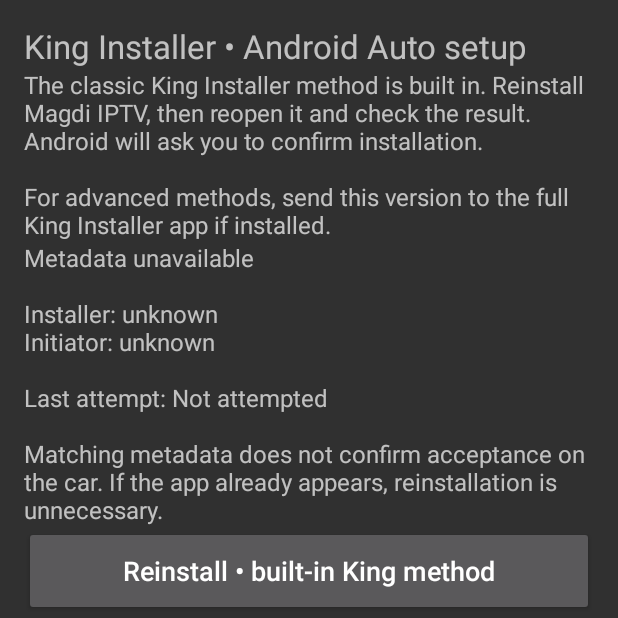
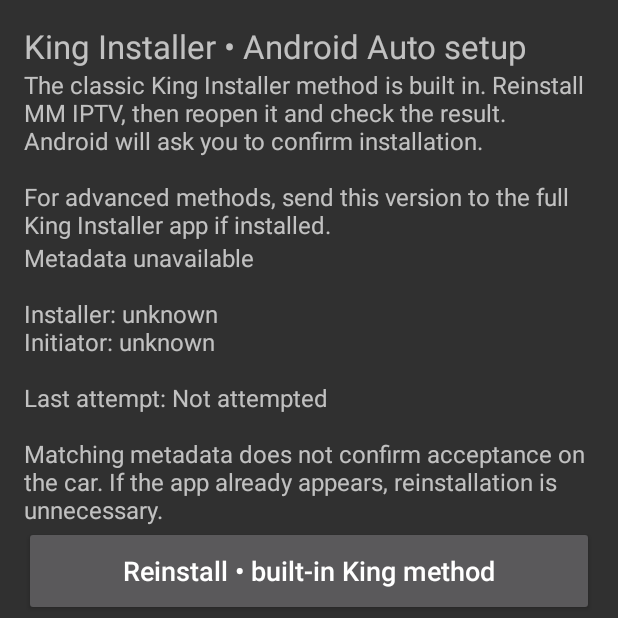
Before and after one commit to moustafamagdi/MagdiIPTV, an Android app: the InstallSetupActivity screen opened directly, with no data from a screen before it, after a tap on "Export log", on a phone screen of 412 x 824 dp, the top half of it. Run offline under Robolectric (Android 15) with nearby library versions, the phone set to English and light mode, and no system bars.

Commit message:
Introduce MM app name and distinguish launcher icons

```diff
--- a/app/build.gradle
+++ b/app/build.gradle
@@ -4,7 +4,7 @@ android {
  namespace 'com.magdi.iptv'
  compileSdk 36
  buildToolsVersion '36.0.0'
- defaultConfig { applicationId 'com.magdi.iptv'; minSdk 30; targetSdk 36; versionCode 7; versionName '0.1.6-audio-icon' }
+ defaultConfig { applicationId 'com.magdi.iptv'; minSdk 30; targetSdk 36; versionCode 8; versionName '0.1.7' }
  signingConfigs { personal { storeFile rootProject.file('.private/signing/magdi-release.p12'); storePassword System.getenv('MAGDI_STORE_PASSWORD'); keyAlias 'magdi-mirror'; keyPassword System.getenv('MAGDI_STORE_PASSWORD') } }
  buildTypes { release { if(hasPersonalSigning) signingConfig signingConfigs.personal }; debug { if(hasPersonalSigning) signingConfig signingConfigs.personal } }
  testOptions { unitTests.includeAndroidResources = true }
--- a/app/src/main/AndroidManifest.xml
+++ b/app/src/main/AndroidManifest.xml
@@ -8,12 +8,12 @@
  <uses-permission android:name="android.permission.READ_EXTERNAL_STORAGE" tools:node="remove"/>
  <uses-permission android:name="android.permission.READ_PHONE_STATE" tools:node="remove"/>
  <queries><package android:name="com.google.android.projection.gearhead"/><package android:name="com.example.kinginstaller"/><intent><action android:name="android.intent.action.INSTALL_PACKAGE"/><data android:mimeType="application/vnd.android.package-archive"/></intent></queries>
- <application tools:ignore="MissingIntentFilterForMediaSearch" android:name=".Diagnostics" android:label="Magdi IPTV" android:icon="@drawable/ic_iptv" android:theme="@android:style/Theme.Material.NoActionBar" android:allowBackup="false" android:usesCleartextTraffic="true" android:hardwareAccelerated="true" android:enableOnBackInvokedCallback="false">
+ <application tools:ignore="MissingIntentFilterForMediaSearch" android:name=".Diagnostics" android:label="MM IPTV" android:icon="@drawable/ic_iptv" android:theme="@android:style/Theme.Material.NoActionBar" android:allowBackup="false" android:usesCleartextTraffic="true" android:hardwareAccelerated="true" android:enableOnBackInvokedCallback="false">
   <activity android:name=".MainActivity" android:exported="true" android:configChanges="orientation|screenSize|keyboardHidden"><intent-filter><action android:name="android.intent.action.MAIN"/><category android:name="android.intent.category.LAUNCHER"/></intent-filter></activity>
   <activity android:name=".InstallSetupActivity" android:exported="false"/>
   <receiver android:name=".InstallResultReceiver" android:exported="false"><intent-filter><action android:name="android.intent.action.MY_PACKAGE_REPLACED"/></intent-filter></receiver>
   <service android:name=".PlaybackService" android:exported="false" android:foregroundServiceType="mediaPlayback"/>
-  <service android:name=".MediaCardService" android:icon="@drawable/ic_iptv_audio" android:exported="true" android:label="Magdi IPTV Audio"><intent-filter><action android:name="android.media.browse.MediaBrowserService"/></intent-filter></service>
+  <service android:name=".MediaCardService" android:icon="@drawable/ic_iptv_audio" android:exported="true" android:label="MM IPTV Audio"><intent-filter><action android:name="android.media.browse.MediaBrowserService"/></intent-filter></service>
   <service android:name=".IptvCarService" android:exported="true"><intent-filter><action android:name="android.intent.action.MAIN"/><category android:name="com.google.android.gms.car.category.CATEGORY_PROJECTION"/><category android:name="com.google.android.gms.car.category.CATEGORY_PROJECTION_OEM"/></intent-filter></service>
   <meta-data android:name="com.google.android.gms.car.application" android:resource="@xml/automotive_app_desc"/>
   <provider android:name="android.support.v4.content.FileProvider" android:authorities="${applicationId}.reports" android:exported="false" android:grantUriPermissions="true"><meta-data android:name="android.support.FILE_PROVIDER_PATHS" android:resource="@xml/report_paths"/></provider>
--- a/app/src/main/java/com/magdi/iptv/Diagnostics.java
+++ b/app/src/main/java/com/magdi/iptv/Diagnostics.java
@@ -15,7 +15,7 @@ public final class Diagnostics extends Application {
  // Both actions use the same bounded report, including device and installation details.
  // Keep the clipboard payload comfortably below Android's Binder transaction limit.
  static String report() throws IOException {
-  String header="Magdi IPTV "+version(app.getPackageName())+"\nDevice: "+Build.MANUFACTURER+" "+Build.MODEL+"\nAndroid: "+Build.VERSION.RELEASE+" API "+Build.VERSION.SDK_INT+"\nSecurity patch: "+Build.VERSION.SECURITY_PATCH+"\nAndroid Auto: "+version("com.google.android.projection.gearhead")+"\nWebView: "+(android.webkit.WebView.getCurrentWebViewPackage()==null?"unknown":android.webkit.WebView.getCurrentWebViewPackage().versionName)+"\nLanguage: "+Locale.getDefault().toLanguageTag()+"\n"+InstallSetup.report(app)+"App-only diagnostic events; not Android Auto/system logcat. Video samples are page observations, not proof of audible sound. Blocked navigation logs include scheme and hostname only. No full URLs, titles, cookies or credentials recorded.\n\n";
+  String header="MM IPTV "+version(app.getPackageName())+"\nDevice: "+Build.MANUFACTURER+" "+Build.MODEL+"\nAndroid: "+Build.VERSION.RELEASE+" API "+Build.VERSION.SDK_INT+"\nSecurity patch: "+Build.VERSION.SECURITY_PATCH+"\nAndroid Auto: "+version("com.google.android.projection.gearhead")+"\nWebView: "+(android.webkit.WebView.getCurrentWebViewPackage()==null?"unknown":android.webkit.WebView.getCurrentWebViewPackage().versionName)+"\nLanguage: "+Locale.getDefault().toLanguageTag()+"\n"+InstallSetup.report(app)+"App-only diagnostic events; not Android Auto/system logcat. Video samples are page observations, not proof of audible sound. Blocked navigation logs include scheme and hostname only. No full URLs, titles, cookies or credentials recorded.\n\n";
   StringBuilder events=new StringBuilder();
   for(String name:new String[]{"diagnostics.previous.txt","diagnostics.txt"}){
    File file=new File(app.getFilesDir(),name);
@@ -35,8 +35,8 @@ public final class Diagnostics extends Application {
    activity.runOnUiThread(()->{
     if(activity.isFinishing()||activity.isDestroyed())return;
     try{
-     if(copy){ClipboardManager clipboard=(ClipboardManager)activity.getSystemService(Context.CLIPBOARD_SERVICE);if(clipboard==null)throw new IllegalStateException();clipboard.setPrimaryClip(ClipData.newPlainText("Magdi IPTV diagnostics",text));toast(activity,ar?"تم نسخ سجل التشخيص":"Diagnostics copied");}
-     else{android.net.Uri uri=android.support.v4.content.FileProvider.getUriForFile(activity,activity.getPackageName()+".reports",file);Intent share=new Intent(Intent.ACTION_SEND).setType("text/plain").putExtra(Intent.EXTRA_STREAM,uri).addFlags(Intent.FLAG_GRANT_READ_URI_PERMISSION);share.setClipData(ClipData.newRawUri("Diagnostics",uri));activity.startActivity(Intent.createChooser(share,ar?"تصدير سجل التشخيص":"Magdi IPTV diagnostics"));}
+     if(copy){ClipboardManager clipboard=(ClipboardManager)activity.getSystemService(Context.CLIPBOARD_SERVICE);if(clipboard==null)throw new IllegalStateException();clipboard.setPrimaryClip(ClipData.newPlainText("MM IPTV diagnostics",text));toast(activity,ar?"تم نسخ سجل التشخيص":"Diagnostics copied");}
+     else{android.net.Uri uri=android.support.v4.content.FileProvider.getUriForFile(activity,activity.getPackageName()+".reports",file);Intent share=new Intent(Intent.ACTION_SEND).setType("text/plain").putExtra(Intent.EXTRA_STREAM,uri).addFlags(Intent.FLAG_GRANT_READ_URI_PERMISSION);share.setClipData(ClipData.newRawUri("Diagnostics",uri));activity.startActivity(Intent.createChooser(share,ar?"تصدير سجل التشخيص":"MM IPTV diagnostics"));}
     }catch(RuntimeException e){toast(activity,copy?(ar?"تعذّر النسخ. جرّب تصدير السجل.":"Copy failed. Try exporting the log."):(ar?"تعذّر تصدير السجل. حاول مجددًا.":"Export failed. Please retry."));}
    });
   }catch(Exception e){activity.runOnUiThread(()->{if(!activity.isFinishing()&&!activity.isDestroyed())toast(activity,ar?"تعذّر تجهيز السجل. حاول مجددًا.":"Unable to prepare diagnostics. Please retry.");});}});
--- a/app/src/main/java/com/magdi/iptv/InstallSetup.java
+++ b/app/src/main/java/com/magdi/iptv/InstallSetup.java
@@ -51,8 +51,8 @@ final class InstallSetup {
    default:return ar?"تعذّر بدء التثبيت؛ صدّر اللوج":"Unable to start installation; export the log";
   }
  }
- static Intent intent(Uri uri){Intent i=new Intent(Intent.ACTION_INSTALL_PACKAGE).setDataAndType(uri,"application/vnd.android.package-archive").addFlags(Intent.FLAG_GRANT_READ_URI_PERMISSION).putExtra(Intent.EXTRA_INSTALLER_PACKAGE_NAME,"com.android.vending").putExtra(Intent.EXTRA_NOT_UNKNOWN_SOURCE,true).putExtra("installerPackageName","com.android.vending").putExtra("android.intent.extra.INSTALL_REASON",1).putExtra(Intent.EXTRA_RETURN_RESULT,true);i.setClipData(ClipData.newRawUri("Magdi IPTV APK",uri));return i;}
- static Intent kingIntent(Uri uri){Intent i=new Intent(Intent.ACTION_SEND).setPackage(KING_PACKAGE).setType("application/vnd.android.package-archive").putExtra(Intent.EXTRA_STREAM,uri).addFlags(Intent.FLAG_GRANT_READ_URI_PERMISSION);i.setClipData(ClipData.newRawUri("Magdi IPTV APK",uri));return i;}
+ static Intent intent(Uri uri){Intent i=new Intent(Intent.ACTION_INSTALL_PACKAGE).setDataAndType(uri,"application/vnd.android.package-archive").addFlags(Intent.FLAG_GRANT_READ_URI_PERMISSION).putExtra(Intent.EXTRA_INSTALLER_PACKAGE_NAME,"com.android.vending").putExtra(Intent.EXTRA_NOT_UNKNOWN_SOURCE,true).putExtra("installerPackageName","com.android.vending").putExtra("android.intent.extra.INSTALL_REASON",1).putExtra(Intent.EXTRA_RETURN_RESULT,true);i.setClipData(ClipData.newRawUri("MM IPTV APK",uri));return i;}
+ static Intent kingIntent(Uri uri){Intent i=new Intent(Intent.ACTION_SEND).setPackage(KING_PACKAGE).setType("application/vnd.android.package-archive").putExtra(Intent.EXTRA_STREAM,uri).addFlags(Intent.FLAG_GRANT_READ_URI_PERMISSION);i.setClipData(ClipData.newRawUri("MM IPTV APK",uri));return i;}
  static boolean kingAvailable(Context c){return c.getPackageManager().resolveActivity(kingIntent(Uri.parse("content://"+c.getPackageName()+".reports/installer/Magdi-IPTV.apk")),PackageManager.MATCH_DEFAULT_ONLY)!=null;}
  static ComponentName systemInstaller(Context c,Intent intent){
   PackageManager pm=c.getPackageManager();ResolveInfo preferred=pm.resolveActivity(intent,PackageManager.MATCH_DEFAULT_ONLY);
--- a/app/src/main/java/com/magdi/iptv/InstallSetupActivity.java
+++ b/app/src/main/java/com/magdi/iptv/InstallSetupActivity.java
@@ -16,7 +16,7 @@ public final class InstallSetupActivity extends Activity {
   panel.setOnApplyWindowInsetsListener((v,insets)->{android.graphics.Insets bars=insets.getInsets(android.view.WindowInsets.Type.systemBars());v.setPadding(pad+bars.left,pad+bars.top,pad+bars.right,pad+bars.bottom);return insets;});
   ScrollView scroll=new ScrollView(this);scroll.addView(panel);setContentView(scroll);
   TextView title=new TextView(this);title.setText(ar?"King Installer • إعداد Android Auto":"King Installer • Android Auto setup");title.setTextSize(22);panel.addView(title);
-  TextView help=new TextView(this);help.setText(ar?"طريقة King Installer الكلاسيكية مدمجة هنا. أعد تثبيت Magdi IPTV، ثم افتحه وافحص النتيجة. ستحتاج موافقة نافذة تثبيت أندرويد.\n\nللطرق المتقدمة يمكنك إرسال نفس النسخة إلى تطبيق King Installer الكامل، إذا كان مثبتًا.":"The classic King Installer method is built in. Reinstall Magdi IPTV, then reopen it and check the result. Android will ask you to confirm installation.\n\nFor advanced methods, send this version to the full King Installer app if installed.");help.setTextSize(16);panel.addView(help);
+  TextView help=new TextView(this);help.setText(ar?"طريقة King Installer الكلاسيكية مدمجة هنا. أعد تثبيت MM IPTV، ثم افتحه وافحص النتيجة. ستحتاج موافقة نافذة تثبيت أندرويد.\n\nللطرق المتقدمة يمكنك إرسال نفس النسخة إلى تطبيق King Installer الكامل، إذا كان مثبتًا.":"The classic King Installer method is built in. Reinstall MM IPTV, then reopen it and check the result. Android will ask you to confirm installation.\n\nFor advanced methods, send this version to the full King Installer app if installed.");help.setTextSize(16);panel.addView(help);
   status=new TextView(this);status.setTextSize(16);panel.addView(status);
   install=action(panel,ar?"إعادة التثبيت • King المدمج":"Reinstall • built-in King method",()->prepare(false));
   king=action(panel,"King Installer",()->{if(InstallSetup.kingAvailable(this)){new android.app.AlertDialog.Builder(this).setMessage(ar?"سيُرسل ملف التطبيق الحالي إلى King Installer. إذا كانت نسختك شخصية، فالملف يتضمن إعداد حسابك الأول.":"Send the current APK to King Installer. A personal APK includes its first-run account settings.").setNegativeButton(ar?"إلغاء":"Cancel",null).setPositiveButton(ar?"متابعة":"Continue",(d,w)->prepare(true)).show();}else{try{startActivity(new Intent(Intent.ACTION_VIEW,Uri.parse(InstallSetup.KING_RELEASES)));}catch(RuntimeException e){fail(e);}}});
@@ -32,7 +32,7 @@ public final class InstallSetupActivity extends Activity {
   if(busy)return;
   if(!useKing&&!getPackageManager().canRequestPackageInstalls()){
    Diagnostics.event("Install setup: waiting for user to allow installs from this app");
-   Toast.makeText(this,ar?"اسمح بالتثبيت من Magdi IPTV ثم ارجع واضغط إعادة تثبيت":"Allow installs from Magdi IPTV, then return and tap Reinstall",Toast.LENGTH_LONG).show();
+   Toast.makeText(this,ar?"اسمح بالتثبيت من MM IPTV ثم ارجع واضغط إعادة تثبيت":"Allow installs from MM IPTV, then return and tap Reinstall",Toast.LENGTH_LONG).show();
    try{startActivity(new Intent(Settings.ACTION_MANAGE_UNKNOWN_APP_SOURCES,Uri.parse("package:"+getPackageName())));}catch(RuntimeException e){fail(e);}return;
   }
   busy=true;install.setEnabled(false);king.setEnabled(false);
--- a/app/src/main/java/com/magdi/iptv/MediaCardService.java
+++ b/app/src/main/java/com/magdi/iptv/MediaCardService.java
@@ -56,12 +56,12 @@ public final class MediaCardService extends MediaBrowserServiceCompat {
  }
  @Override public void onLoadChildren(String parent,Result<List<MediaBrowserCompat.MediaItem>> result){
   if(!ROOT.equals(parent)){result.sendResult(Collections.emptyList());return;}
-  MediaDescriptionCompat description=new MediaDescriptionCompat.Builder().setMediaId(CURRENT).setTitle(ar()?"صوت الفيديو الحالي":"Current video audio").setSubtitle(available?(ar()?"تشغيل وإيقاف مؤقت":"Play and pause"):(ar()?"افتح Magdi IPTV واختر فيديو أولًا":"Open Magdi IPTV and choose a video first")).build();
+  MediaDescriptionCompat description=new MediaDescriptionCompat.Builder().setMediaId(CURRENT).setTitle(ar()?"صوت الفيديو الحالي":"Current video audio").setSubtitle(available?(ar()?"تشغيل وإيقاف مؤقت":"Play and pause"):(ar()?"افتح MM IPTV واختر فيديو أولًا":"Open MM IPTV and choose a video first")).build();
   result.sendResult(Collections.singletonList(new MediaBrowserCompat.MediaItem(description,available?MediaBrowserCompat.MediaItem.FLAG_PLAYABLE:0)));
  }
  private void publish(){
   if(session==null)return;State state=observations.get(selected.get());boolean now=state!=null&&state.ready;
-  if(!metadataPublished||now!=available){metadataPublished=true;session.setMetadata(new MediaMetadataCompat.Builder().putString(MediaMetadataCompat.METADATA_KEY_MEDIA_ID,CURRENT).putString(MediaMetadataCompat.METADATA_KEY_TITLE,"Magdi IPTV").putString(MediaMetadataCompat.METADATA_KEY_ARTIST,now?(ar()?"صوت الفيديو الحالي":"Current video audio"):(ar()?"اختر فيديو في Magdi IPTV أولًا":"Choose a video in Magdi IPTV first")).build());}
+  if(!metadataPublished||now!=available){metadataPublished=true;session.setMetadata(new MediaMetadataCompat.Builder().putString(MediaMetadataCompat.METADATA_KEY_MEDIA_ID,CURRENT).putString(MediaMetadataCompat.METADATA_KEY_TITLE,"MM IPTV").putString(MediaMetadataCompat.METADATA_KEY_ARTIST,now?(ar()?"صوت الفيديو الحالي":"Current video audio"):(ar()?"اختر فيديو في MM IPTV أولًا":"Choose a video in MM IPTV first")).build());}
   long actions=now?PlaybackStateCompat.ACTION_PLAY|PlaybackStateCompat.ACTION_PAUSE|PlaybackStateCompat.ACTION_PLAY_PAUSE|PlaybackStateCompat.ACTION_PLAY_FROM_MEDIA_ID:0;
   session.setPlaybackState(new PlaybackStateCompat.Builder().setActions(actions).setState(!now?PlaybackStateCompat.STATE_NONE:state.playing?PlaybackStateCompat.STATE_PLAYING:PlaybackStateCompat.STATE_PAUSED,now?state.position:0,now&&state.playing?1f:0f).build());
   if(now!=available){available=now;notifyChildrenChanged(ROOT);}
--- a/app/src/main/java/com/magdi/iptv/PlaybackService.java
+++ b/app/src/main/java/com/magdi/iptv/PlaybackService.java
@@ -25,10 +25,10 @@ public final class PlaybackService extends Service {
  public int onStartCommand(Intent intent,int flags,int id){
   boolean ar=getResources().getConfiguration().getLocales().get(0).getLanguage().equals("ar");
   NotificationManager manager=getSystemService(NotificationManager.class);
-  manager.createNotificationChannel(new NotificationChannel("playback","Magdi IPTV playback",NotificationManager.IMPORTANCE_LOW));
+  manager.createNotificationChannel(new NotificationChannel("playback","MM IPTV playback",NotificationManager.IMPORTANCE_LOW));
   PendingIntent open=PendingIntent.getActivity(this,0,new Intent(this,MainActivity.class),PendingIntent.FLAG_IMMUTABLE|PendingIntent.FLAG_UPDATE_CURRENT);
   PendingIntent stop=PendingIntent.getService(this,1,new Intent(this,PlaybackService.class).setAction("stop"),PendingIntent.FLAG_IMMUTABLE|PendingIntent.FLAG_UPDATE_CURRENT);
-  Notification notification=new Notification.Builder(this,"playback").setSmallIcon(R.drawable.ic_iptv).setContentTitle("Magdi IPTV").setContentText(ar?"الصوت يعمل في الخلفية":"Background audio playing").setContentIntent(open).setOngoing(true).addAction(new Notification.Action.Builder(null,ar?"إيقاف":"Stop",stop).build()).build();
+  Notification notification=new Notification.Builder(this,"playback").setSmallIcon(R.drawable.ic_iptv).setContentTitle("MM IPTV").setContentText(ar?"الصوت يعمل في الخلفية":"Background audio playing").setContentIntent(open).setOngoing(true).addAction(new Notification.Action.Builder(null,ar?"إيقاف":"Stop",stop).build()).build();
   startForeground(108,notification,android.content.pm.ServiceInfo.FOREGROUND_SERVICE_TYPE_MEDIA_PLAYBACK);
   if(intent!=null&&"stop".equals(intent.getAction())){stopPlayback();return START_NOT_STICKY;}
   if(players.isEmpty()){stopSelf();return START_NOT_STICKY;}
--- a/app/src/main/res/drawable/ic_iptv.xml
+++ b/app/src/main/res/drawable/ic_iptv.xml
@@ -1,5 +1,5 @@
 <vector xmlns:android="http://schemas.android.com/apk/res/android" android:width="108dp" android:height="108dp" android:viewportWidth="108" android:viewportHeight="108">
- <path android:fillColor="#091622" android:pathData="M0,0h108v108h-108z"/>
- <path android:fillColor="#29D9B0" android:pathData="M20,26h68q6,0 6,6v44q0,6 -6,6h-68q-6,0 -6,-6v-44q0,-6 6,-6M23,35v38h62v-38z" android:fillType="evenOdd"/>
- <path android:fillColor="#FFFFFF" android:pathData="M45,42L66,54L45,66zM40,87h28v5h-28z"/>
+ <path android:fillColor="#00796E" android:pathData="M0,0h108v108H0z"/>
+ <path android:strokeColor="#FFFFFF" android:strokeWidth="5" android:strokeLineCap="round" android:pathData="M42,24l12,12 12,-12M42,82h24"/>
+ <path android:fillColor="#FFFFFF" android:fillType="evenOdd" android:pathData="M26,37h56q5,0 5,5v30q0,5 -5,5H26q-5,0 -5,-5V42q0,-5 5,-5zM28,44v26h52V44z"/>
 </vector>
```
Also changed, not shown: app/src/main/res/drawable/ic_iptv_audio.xml (+4 -5 lines), 4 other files.
